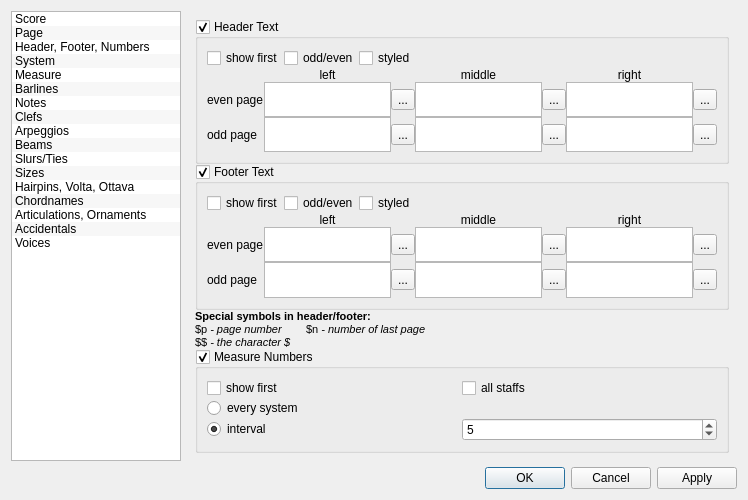
musescore/musescore-old, file mscore/mscore/editstyle.ui: the form before one commit.
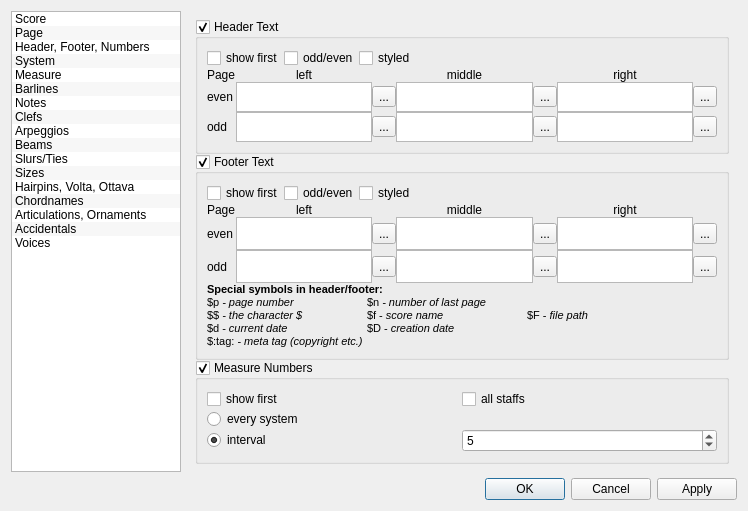
The form after the commit.

Diff of the .ui file:
```diff
--- a/mscore/mscore/editstyle.ui
+++ b/mscore/mscore/editstyle.ui
@@ -7,7 +7,7 @@
     <x>0</x>
     <y>0</y>
     <width>748</width>
-    <height>500</height>
+    <height>511</height>
    </rect>
   </property>
   <property name="windowTitle">
@@ -957,7 +957,7 @@
             <item row="1" column="0">
              <widget class="QLabel" name="label_67">
               <property name="text">
-               <string>even page</string>
+               <string>even</string>
               </property>
              </widget>
             </item>
@@ -1060,7 +1060,7 @@
             <item row="2" column="0">
              <widget class="QLabel" name="label_66">
               <property name="text">
-               <string>odd page</string>
+               <string>odd</string>
               </property>
              </widget>
             </item>
@@ -1142,6 +1142,13 @@
               </property>
              </widget>
             </item>
+            <item row="0" column="0">
+             <widget class="QLabel" name="label_93">
+              <property name="text">
+               <string>Page</string>
+              </property>
+             </widget>
+            </item>
            </layout>
           </item>
          </layout>
@@ -1230,7 +1237,7 @@
             <item row="1" column="0">
              <widget class="QLabel" name="label_80">
               <property name="text">
-               <string>even page</string>
+               <string>even</string>
               </property>
              </widget>
             </item>
@@ -1297,7 +1304,7 @@
             <item row="2" column="0">
              <widget class="QLabel" name="label_65">
               <property name="text">
-               <string>odd page</string>
+               <string>odd</string>
               </property>
              </widget>
             </item>
@@ -1387,21 +1394,33 @@
               </property>
              </widget>
             </item>
-           </layout>
-          </item>
-         </layout>
-        </widget>
-       </item>
-       <item row="2" column="0">
+            <item row="0" column="0">
+             <widget class="QLabel" name="label_94">
+              <property name="text">
+               <string>Page</string>
+              </property>
+             </widget>
+            </item>
+           </layout>
+          </item>
+          <item>
         <widget class="QLabel" name="label_68">
+            <property name="sizePolicy">
+             <sizepolicy hsizetype="Preferred" vsizetype="Preferred">
+              <horstretch>0</horstretch>
+              <verstretch>0</verstretch>
+             </sizepolicy>
+            </property>
          <property name="text">
           <string>&lt;!DOCTYPE HTML PUBLIC &quot;-//W3C//DTD HTML 4.0//EN&quot; &quot;http://www.w3.org/TR/REC-html40/strict.dtd&quot;&gt;
 &lt;html&gt;&lt;head&gt;&lt;meta name=&quot;qrichtext&quot; content=&quot;1&quot; /&gt;&lt;style type=&quot;text/css&quot;&gt;
 p, li { white-space: pre-wrap; }
-&lt;/style&gt;&lt;/head&gt;&lt;body style=&quot; font-family:'Sans Serif'; font-size:9pt; font-weight:400; font-style:normal;&quot;&gt;
-&lt;p style=&quot; margin-top:0px; margin-bottom:0px; margin-left:0px; margin-right:0px; -qt-block-indent:0; text-indent:0px;&quot;&gt;&lt;span style=&quot; font-size:8pt; font-weight:600;&quot;&gt;Special symbols in header/footer:&lt;/span&gt;&lt;/p&gt;
-&lt;p style=&quot; margin-top:0px; margin-bottom:0px; margin-left:0px; margin-right:0px; -qt-block-indent:0; text-indent:0px;&quot;&gt;&lt;span style=&quot; font-size:8pt;&quot;&gt;$p &lt;/span&gt;&lt;span style=&quot; font-size:8pt; font-style:italic;&quot;&gt;- page number        &lt;/span&gt;&lt;span style=&quot; font-size:8pt;&quot;&gt;$n&lt;/span&gt;&lt;span style=&quot; font-size:8pt; font-style:italic;&quot;&gt; - number of last page&lt;/span&gt;&lt;/p&gt;
-&lt;p style=&quot; margin-top:0px; margin-bottom:0px; margin-left:0px; margin-right:0px; -qt-block-indent:0; text-indent:0px;&quot;&gt;&lt;span style=&quot; font-size:8pt;&quot;&gt;$$&lt;/span&gt;&lt;span style=&quot; font-size:8pt; font-style:italic;&quot;&gt; - the character $&lt;/span&gt;&lt;/p&gt;&lt;/body&gt;&lt;/html&gt;</string>
+&lt;/style&gt;&lt;/head&gt;&lt;body style=&quot; font-family:'Ubuntu'; font-size:9pt; font-weight:400; font-style:normal;&quot;&gt;
+&lt;p style=&quot; margin-top:0px; margin-bottom:0px; margin-left:0px; margin-right:0px; -qt-block-indent:0; text-indent:0px;&quot;&gt;&lt;span style=&quot; font-family:'Sans Serif'; font-size:8pt; font-weight:600;&quot;&gt;Special symbols in header/footer:&lt;/span&gt;&lt;/p&gt;
+&lt;p style=&quot; margin-top:0px; margin-bottom:0px; margin-left:0px; margin-right:0px; -qt-block-indent:0; text-indent:0px;&quot;&gt;&lt;span style=&quot; font-family:'Sans Serif'; font-size:8pt;&quot;&gt;$p &lt;/span&gt;&lt;span style=&quot; font-family:'Sans Serif'; font-size:8pt; font-style:italic;&quot;&gt;- page number    	&lt;/span&gt;&lt;span style=&quot; font-family:'Sans Serif'; font-size:8pt;&quot;&gt;$n&lt;/span&gt;&lt;span style=&quot; font-family:'Sans Serif'; font-size:8pt; font-style:italic;&quot;&gt; - number of last page	&lt;/span&gt;&lt;/p&gt;
+&lt;p style=&quot; margin-top:0px; margin-bottom:0px; margin-left:0px; margin-right:0px; -qt-block-indent:0; text-indent:0px;&quot;&gt;&lt;span style=&quot; font-family:'Sans Serif'; font-size:8pt;&quot;&gt;$$&lt;/span&gt;&lt;span style=&quot; font-family:'Sans Serif'; font-size:8pt; font-style:italic;&quot;&gt; - the character $&lt;/span&gt;&lt;span style=&quot; font-family:'Sans Serif'; font-size:8pt;&quot;&gt;     	$f - &lt;/span&gt;&lt;span style=&quot; font-family:'Sans Serif'; font-size:8pt; font-style:italic;&quot;&gt;score name&lt;/span&gt;&lt;span style=&quot; font-family:'Sans Serif'; font-size:8pt;&quot;&gt;	&lt;/span&gt;&lt;span style=&quot; font-family:'Sans Serif'; font-size:8pt; font-style:italic;&quot;&gt; 	&lt;/span&gt;&lt;span style=&quot; font-family:'Sans Serif'; font-size:8pt;&quot;&gt;$F - &lt;/span&gt;&lt;span style=&quot; font-family:'Sans Serif'; font-size:8pt; font-style:italic;&quot;&gt;file path&lt;/span&gt;&lt;/p&gt;
+&lt;p style=&quot; margin-top:0px; margin-bottom:0px; margin-left:0px; margin-right:0px; -qt-block-indent:0; text-indent:0px;&quot;&gt;&lt;span style=&quot; font-family:'Sans Serif'; font-size:8pt;&quot;&gt;$d - &lt;/span&gt;&lt;span style=&quot; font-family:'Sans Serif'; font-size:8pt; font-style:italic;&quot;&gt;current date	&lt;/span&gt;&lt;span style=&quot; font-family:'Sans Serif'; font-size:8pt;&quot;&gt;$D - &lt;/span&gt;&lt;span style=&quot; font-family:'Sans Serif'; font-size:8pt; font-style:italic;&quot;&gt;creation date&lt;/span&gt;&lt;/p&gt;
+&lt;p style=&quot; margin-top:0px; margin-bottom:0px; margin-left:0px; margin-right:0px; -qt-block-indent:0; text-indent:0px;&quot;&gt;&lt;span style=&quot; font-family:'Sans Serif'; font-size:8pt;&quot;&gt;$:tag: - &lt;/span&gt;&lt;span style=&quot; font-family:'Sans Serif'; font-size:8pt; font-style:italic;&quot;&gt;meta tag (copyright etc.)&lt;/span&gt;&lt;/p&gt;&lt;/body&gt;&lt;/html&gt;</string>
          </property>
          <property name="textFormat">
           <enum>Qt::RichText</enum>
@@ -1409,6 +1428,9 @@
          <property name="wordWrap">
           <bool>true</bool>
          </property>
+           </widget>
+          </item>
+         </layout>
         </widget>
        </item>
        <item row="3" column="0">
```
Lines whose indentation alone changed are shown as unchanged.
